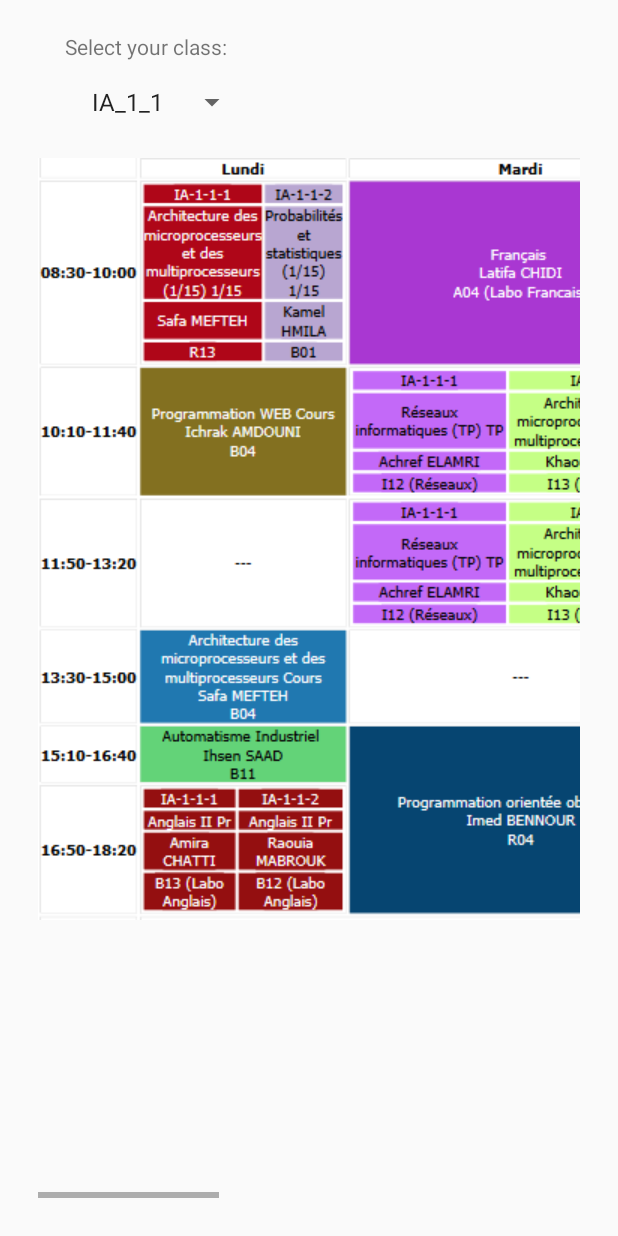
After one commit to zyedbenmed/Eniso.infoApp, an Android app: the Timetable screen opened directly, with no data from a screen before it, on a phone screen of 412 x 824 dp. The commit adds this screen. Run offline under Robolectric (Android 15) with nearby library versions, the phone set to English and light mode, and no system bars.

Commit message:
changed API + time table + bug fixes

```diff
--- a/ENISo/app/src/main/AndroidManifest.xml
+++ b/ENISo/app/src/main/AndroidManifest.xml
@@ -19,7 +19,8 @@
         <activity android:name=".Join" />
         <activity android:name=".Home" />
         <activity android:name=".LearnMore" />
-        <activity android:name=".Login"></activity>
+        <activity android:name=".Login" />
+        <activity android:name=".Timetable"></activity>
     </application>
 
 </manifest>
--- a/ENISo/app/src/main/java/com/example/alaabid/eniso/Home.java
+++ b/ENISo/app/src/main/java/com/example/alaabid/eniso/Home.java
@@ -1,7 +1,10 @@
 package com.example.alaabid.eniso;
 
+import android.content.Intent;
 import android.support.v7.app.AppCompatActivity;
 import android.os.Bundle;
+import android.view.View;
+import android.widget.Button;
 
 public class Home extends AppCompatActivity {
 
@@ -9,5 +12,13 @@ public class Home extends AppCompatActivity {
     protected void onCreate(Bundle savedInstanceState) {
         super.onCreate(savedInstanceState);
         setContentView(R.layout.activity_home);
+        Button bt_timetable = findViewById(R.id.bt_timetable);
+        bt_timetable.setOnClickListener(new View.OnClickListener() {
+            @Override
+            public void onClick(View view) {
+                Intent i = new Intent(getApplicationContext(),Timetable.class);
+                startActivity(i);
+            }
+        });
     }
 }
--- /dev/null
+++ b/ENISo/app/src/main/java/com/example/alaabid/eniso/Timetable.java
@@ -0,0 +1,46 @@
+package com.example.alaabid.eniso;
+
+import android.support.v7.app.AppCompatActivity;
+import android.os.Bundle;
+import android.view.View;
+import android.widget.AdapterView;
+import android.widget.ArrayAdapter;
+import android.widget.ImageView;
+import android.widget.Spinner;
+import android.widget.Toast;
+
+import java.util.ArrayList;
+import java.util.List;
+
+public class Timetable extends AppCompatActivity {
+
+    @Override
+    protected void onCreate(Bundle savedInstanceState) {
+        super.onCreate(savedInstanceState);
+        setContentView(R.layout.activity_timetable);
+        List<String> spinnerArray =  new ArrayList<String>();
+        spinnerArray.add("IA_1_1");
+        spinnerArray.add("IA_1_2");
+        spinnerArray.add("IA_1_3");
+        ArrayAdapter<String> adapter = new ArrayAdapter<String>(
+                this, android.R.layout.simple_spinner_item, spinnerArray);
+        adapter.setDropDownViewResource(android.R.layout.simple_spinner_dropdown_item);
+        final Spinner spinner = findViewById(R.id.sp_timetable);
+        spinner.setAdapter(adapter);
+        final ImageView im_timetable = findViewById(R.id.im_timetable);
+
+        spinner.setOnItemSelectedListener(new AdapterView.OnItemSelectedListener(){
+            public void onItemSelected(AdapterView<?> parent, View view, int position, long id){
+                Toast.makeText(getApplicationContext(),  parent.getItemAtPosition(position).toString(), Toast.LENGTH_SHORT).show();
+                switch (parent.getItemAtPosition(position).toString()){
+                    case "IA_1_1": im_timetable.setImageResource(R.drawable.ia_1_1);break;
+                    case "IA_1_2": im_timetable.setImageResource(R.drawable.ia_1_2);break;
+                    case "IA_1_3": im_timetable.setImageResource(R.drawable.ia_1_3);break; //ghalet..famech IA1-3
+                }
+            }
+            public void onNothingSelected(AdapterView<?> parent){
+
+            }
+        });
+    }
+}
--- a/ENISo/app/src/main/res/layout/activity_home.xml
+++ b/ENISo/app/src/main/res/layout/activity_home.xml
@@ -8,10 +8,10 @@
 
 
     <Button
-        android:id="@+id/bt_emploi"
+        android:id="@+id/bt_timetable"
         android:layout_width="wrap_content"
         android:layout_height="wrap_content"
         android:layout_centerHorizontal="true"
         android:layout_centerVertical="true"
-        android:text="Emploi" />
+        android:text="Timetable" />
 </RelativeLayout>
--- a/ENISo/app/src/main/res/layout/activity_login.xml
+++ b/ENISo/app/src/main/res/layout/activity_login.xml
@@ -11,7 +11,7 @@
         android:layout_width="match_parent"
         android:layout_height="wrap_content"
         android:orientation="vertical"
-        android:padding="50dp"
+        android:padding="25dp"
         android:background="@color/darkblue">
 
         <TextView
--- /dev/null
+++ b/ENISo/app/src/main/res/layout/activity_timetable.xml
@@ -0,0 +1,42 @@
+<?xml version="1.0" encoding="utf-8"?>
+<RelativeLayout xmlns:android="http://schemas.android.com/apk/res/android"
+    xmlns:app="http://schemas.android.com/apk/res-auto"
+    xmlns:tools="http://schemas.android.com/tools"
+    android:layout_width="match_parent"
+    android:layout_height="match_parent"
+    tools:context="com.example.alaabid.eniso.Timetable">
+
+    <TextView
+        android:id="@+id/textView"
+        android:layout_width="wrap_content"
+        android:layout_height="wrap_content"
+        android:layout_alignParentLeft="true"
+        android:layout_alignParentStart="true"
+        android:layout_alignParentTop="true"
+        android:layout_marginLeft="43dp"
+        android:layout_marginStart="43dp"
+        android:layout_marginTop="21dp"
+        android:text="Select your class:" />
+
+    <Spinner
+        android:id="@+id/sp_timetable"
+        android:layout_width="wrap_content"
+        android:layout_height="wrap_content"
+        android:layout_alignLeft="@+id/textView"
+        android:layout_alignStart="@+id/textView"
+        android:layout_below="@+id/textView"
+        android:layout_marginLeft="74dp"
+        android:layout_marginStart="10dp"
+        android:layout_marginTop="15dp" />
+    <HorizontalScrollView
+        android:layout_width="match_parent"
+        android:layout_height="match_parent"
+        android:layout_below="@+id/sp_timetable"
+        android:layout_margin="25dp">
+        <ImageView
+            android:layout_width="wrap_content"
+            android:layout_height="wrap_content"
+            android:id="@+id/im_timetable"
+            android:src="@drawable/ia_1_1"/>
+    </HorizontalScrollView>
+</RelativeLayout>
```
Also changed, not shown: ENISo/app/src/main/res/drawable/ia_1_1.PNG (added), ENISo/app/src/main/res/drawable/ia_1_2.PNG (added), ENISo/app/src/main/res/drawable/ia_1_3.PNG (added).
